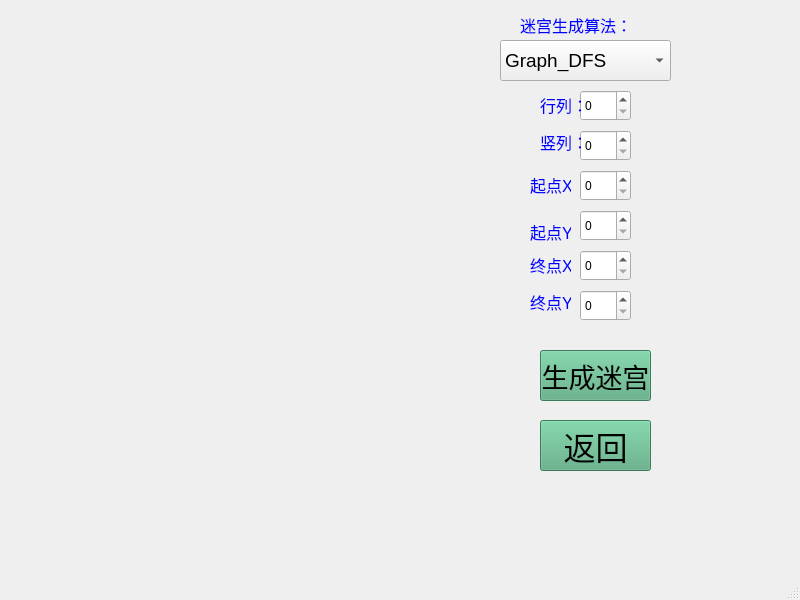
Above: untitled2/fourwindow.ui from xiaogan123-ops/qt before the change. Below: the same form after it.
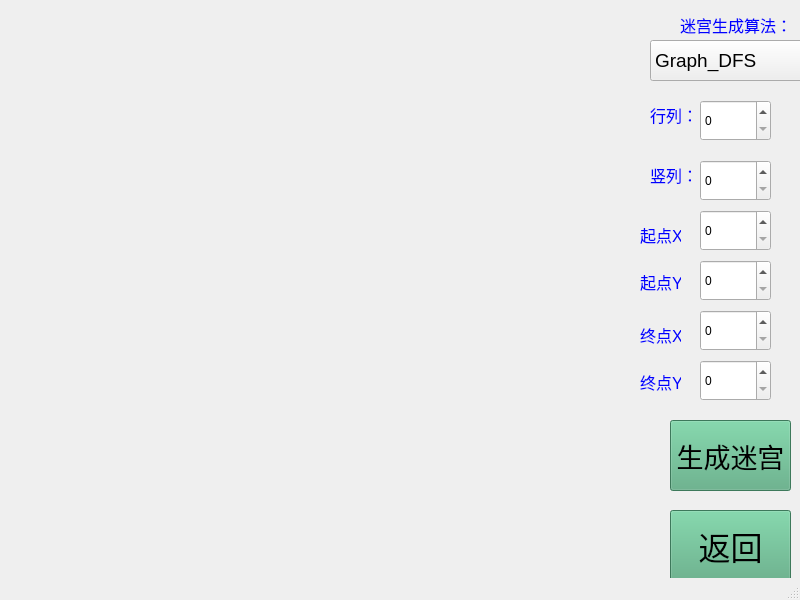
That is the form after the change. Icons and pictures are not drawn.

What changed in the file:
```diff
--- a/untitled2/fourwindow.ui
+++ b/untitled2/fourwindow.ui
@@ -17,10 +17,10 @@
    <widget class="QPushButton" name="btu1">
     <property name="geometry">
      <rect>
-      <x>540</x>
-      <y>420</y>
-      <width>111</width>
-      <height>51</height>
+      <x>670</x>
+      <y>510</y>
+      <width>121</width>
+      <height>71</height>
      </rect>
     </property>
     <property name="font">
@@ -59,20 +59,20 @@
    <widget class="QSpinBox" name="spinBox_2">
     <property name="geometry">
      <rect>
-      <x>580</x>
-      <y>130</y>
-      <width>51</width>
-      <height>31</height>
+      <x>700</x>
+      <y>160</y>
+      <width>71</width>
+      <height>41</height>
      </rect>
     </property>
    </widget>
    <widget class="QPushButton" name="btu2">
     <property name="geometry">
      <rect>
-      <x>540</x>
-      <y>350</y>
-      <width>111</width>
-      <height>51</height>
+      <x>670</x>
+      <y>420</y>
+      <width>121</width>
+      <height>71</height>
      </rect>
     </property>
     <property name="font">
@@ -111,37 +111,37 @@
    <widget class="QSpinBox" name="spinBox_3">
     <property name="geometry">
      <rect>
-      <x>580</x>
-      <y>250</y>
-      <width>51</width>
-      <height>31</height>
+      <x>700</x>
+      <y>310</y>
+      <width>71</width>
+      <height>41</height>
      </rect>
     </property>
    </widget>
    <widget class="QSpinBox" name="spinBox_4">
     <property name="geometry">
      <rect>
-      <x>580</x>
-      <y>290</y>
-      <width>51</width>
-      <height>31</height>
+      <x>700</x>
+      <y>360</y>
+      <width>71</width>
+      <height>41</height>
      </rect>
     </property>
    </widget>
    <widget class="QSpinBox" name="spinBox">
     <property name="geometry">
      <rect>
-      <x>580</x>
-      <y>90</y>
-      <width>51</width>
-      <height>31</height>
+      <x>700</x>
+      <y>100</y>
+      <width>71</width>
+      <height>41</height>
      </rect>
     </property>
    </widget>
    <widget class="QComboBox" name="algorithmComboBox">
     <property name="geometry">
      <rect>
-      <x>500</x>
+      <x>650</x>
       <y>40</y>
       <width>171</width>
       <height>41</height>
@@ -171,7 +171,7 @@
    <widget class="QLabel" name="label">
     <property name="geometry">
      <rect>
-      <x>520</x>
+      <x>680</x>
       <y>10</y>
       <width>121</width>
       <height>31</height>
@@ -189,8 +189,8 @@
    <widget class="QLabel" name="label_2">
     <property name="geometry">
      <rect>
-      <x>540</x>
-      <y>90</y>
+      <x>650</x>
+      <y>100</y>
       <width>41</width>
       <height>31</height>
      </rect>
@@ -207,10 +207,10 @@
    <widget class="QLabel" name="label_3">
     <property name="geometry">
      <rect>
-      <x>540</x>
-      <y>130</y>
+      <x>650</x>
+      <y>160</y>
       <width>41</width>
-      <height>21</height>
+      <height>31</height>
      </rect>
     </property>
     <property name="font">
@@ -225,8 +225,8 @@
    <widget class="QLabel" name="label_4">
     <property name="geometry">
      <rect>
-      <x>530</x>
-      <y>250</y>
+      <x>640</x>
+      <y>320</y>
       <width>41</width>
       <height>31</height>
      </rect>
@@ -243,8 +243,8 @@
    <widget class="QLabel" name="label_5">
     <property name="geometry">
      <rect>
-      <x>530</x>
-      <y>290</y>
+      <x>640</x>
+      <y>370</y>
       <width>41</width>
       <height>21</height>
      </rect>
@@ -261,28 +261,28 @@
    <widget class="QSpinBox" name="spinBox_5">
     <property name="geometry">
      <rect>
-      <x>580</x>
-      <y>170</y>
-      <width>51</width>
-      <height>31</height>
-     </rect>
-    </property>
-   </widget>
-   <widget class="QSpinBox" name="spinBox_6">
-    <property name="geometry">
-     <rect>
-      <x>580</x>
+      <x>700</x>
       <y>210</y>
-      <width>51</width>
-      <height>31</height>
+      <width>71</width>
+      <height>41</height>
+     </rect>
+    </property>
+   </widget>
+   <widget class="QSpinBox" name="spinBox_6">
+    <property name="geometry">
+     <rect>
+      <x>700</x>
+      <y>260</y>
+      <width>71</width>
+      <height>41</height>
      </rect>
     </property>
    </widget>
    <widget class="QLabel" name="label_6">
     <property name="geometry">
      <rect>
-      <x>530</x>
-      <y>220</y>
+      <x>640</x>
+      <y>270</y>
       <width>41</width>
       <height>21</height>
      </rect>
@@ -299,8 +299,8 @@
    <widget class="QLabel" name="label_7">
     <property name="geometry">
      <rect>
-      <x>530</x>
-      <y>170</y>
+      <x>640</x>
+      <y>220</y>
       <width>41</width>
       <height>31</height>
      </rect>
```
